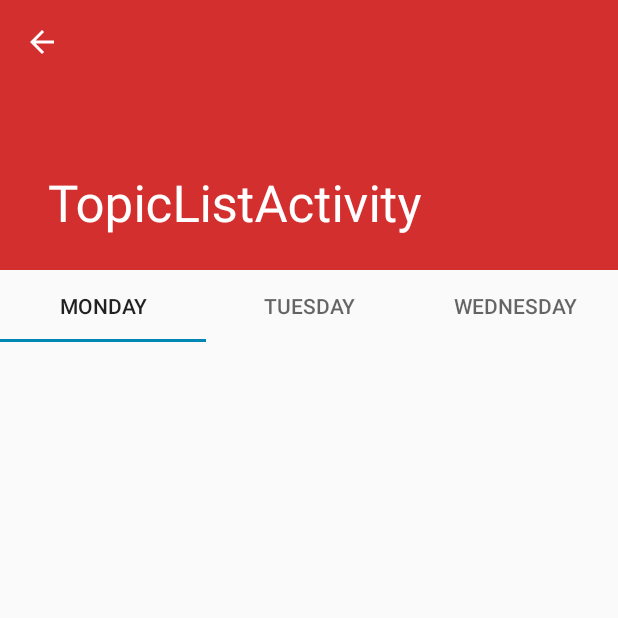
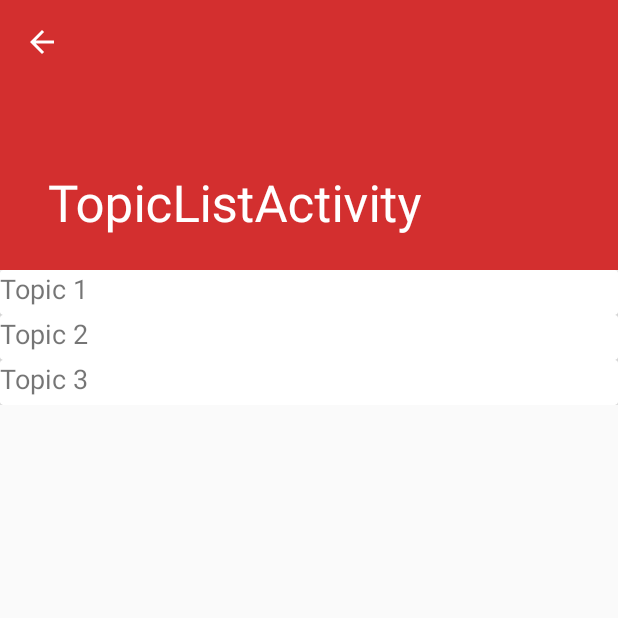
Before and after one commit to conewaffle/AssignmentApplication, an Android app: the TopicListActivity screen opened directly, with no data from a screen before it, on a phone screen of 412 x 824 dp, the top half of it. Run offline under Robolectric (Android 15) with nearby library versions, the phone set to English and light mode, and no system bars.

Commit message:
added youtube api lib and topic screens still need to make HS by category

```diff
--- a/app/build.gradle
+++ b/app/build.gradle
@@ -29,5 +29,7 @@ dependencies {
     implementation 'androidx.constraintlayout:constraintlayout:1.1.3'
     implementation "androidx.room:room-runtime:2.1.0-alpha06"
     implementation files('libs/YouTubeAndroidPlayerApi.jar')
+    implementation 'androidx.cardview:cardview:1.0.0'
+    implementation 'androidx.recyclerview:recyclerview:1.0.0'
 
 }
--- a/app/src/main/res/layout/content_topic_list.xml
+++ b/app/src/main/res/layout/content_topic_list.xml
@@ -1,30 +1,115 @@
 <?xml version="1.0" encoding="utf-8"?>
-<androidx.core.widget.NestedScrollView xmlns:android="http://schemas.android.com/apk/res/android"
+<LinearLayout xmlns:android="http://schemas.android.com/apk/res/android"
     xmlns:app="http://schemas.android.com/apk/res-auto"
     xmlns:tools="http://schemas.android.com/tools"
     android:layout_width="match_parent"
     android:layout_height="match_parent"
+    android:orientation="vertical"
     app:layout_behavior="@string/appbar_scrolling_view_behavior"
     tools:context=".TopicListActivity"
     tools:showIn="@layout/activity_topic_list">
 
-    <com.google.android.material.tabs.TabLayout
+    <ScrollView
+        android:layout_width="match_parent"
+        android:layout_height="match_parent">
+
+        <LinearLayout
+            android:layout_width="match_parent"
+            android:layout_height="wrap_content"
+            android:orientation="vertical" >
+
+            <androidx.cardview.widget.CardView
+                android:id="@+id/card1"
+                android:layout_width="match_parent"
+                android:layout_height="wrap_content"
+                app:cardBackgroundColor="@android:color/background_light">
+
+                <LinearLayout
+                    android:layout_width="match_parent"
+                    android:layout_height="match_parent"
+                    android:orientation="vertical">
+
+                    <androidx.cardview.widget.CardView
+                        android:id="@+id/cardView1"
                         android:layout_width="match_parent"
                         android:layout_height="wrap_content">
 
-        <com.google.android.material.tabs.TabItem
+                        <TextView
+                            android:id="@+id/textTopic1"
                             android:layout_width="wrap_content"
+                            android:layout_height="30dp"
+                            android:text="Topic 1"
+                            android:textSize="18sp" />
+
+                    </androidx.cardview.widget.CardView>
+
+                    <androidx.recyclerview.widget.RecyclerView
+                        android:layout_width="match_parent"
                         android:layout_height="wrap_content"
-            android:text="Monday" />
+                        android:layout_marginStart="16dp" />
+                </LinearLayout>
 
-        <com.google.android.material.tabs.TabItem
+            </androidx.cardview.widget.CardView>
+
+            <androidx.cardview.widget.CardView
+                android:id="@+id/card2"
+                android:layout_width="match_parent"
+                android:layout_height="wrap_content">
+
+                <LinearLayout
+                    android:layout_width="match_parent"
+                    android:layout_height="wrap_content"
+                    android:orientation="vertical">
+
+                    <androidx.cardview.widget.CardView
+                        android:id="@+id/cardView2"
+                        android:layout_width="match_parent"
+                        android:layout_height="wrap_content">
+
+                        <TextView
+                            android:id="@+id/textView7"
                             android:layout_width="wrap_content"
+                            android:layout_height="30dp"
+                            android:text="Topic 2"
+                            android:textSize="18sp" />
+                    </androidx.cardview.widget.CardView>
+
+                    <androidx.recyclerview.widget.RecyclerView
+                        android:layout_width="match_parent"
+                        android:layout_height="match_parent"
+                        android:layout_marginStart="16dp" />
+                </LinearLayout>
+            </androidx.cardview.widget.CardView>
+
+            <androidx.cardview.widget.CardView
+                android:id="@+id/card3"
+                android:layout_width="match_parent"
+                android:layout_height="match_parent">
+
+                <LinearLayout
+                    android:layout_width="match_parent"
                     android:layout_height="wrap_content"
-            android:text="Tuesday" />
+                    android:orientation="vertical">
 
-        <com.google.android.material.tabs.TabItem
+                    <androidx.cardview.widget.CardView
+                        android:layout_width="match_parent"
+                        android:layout_height="wrap_content">
+
+                        <TextView
+                            android:id="@+id/textView8"
                             android:layout_width="wrap_content"
+                            android:layout_height="30dp"
+                            android:text="Topic 3"
+                            android:textSize="18sp" />
+                    </androidx.cardview.widget.CardView>
+
+                    <androidx.recyclerview.widget.RecyclerView
+                        android:layout_width="match_parent"
                         android:layout_height="wrap_content"
-            android:text="Wednesday" />
-    </com.google.android.material.tabs.TabLayout>
-</androidx.core.widget.NestedScrollView>
+                        android:layout_marginStart="16dp" />
+                </LinearLayout>
+            </androidx.cardview.widget.CardView>
+        </LinearLayout>
+    </ScrollView>
+
+</LinearLayout>
```
Lines whose indentation alone changed are shown as unchanged.
